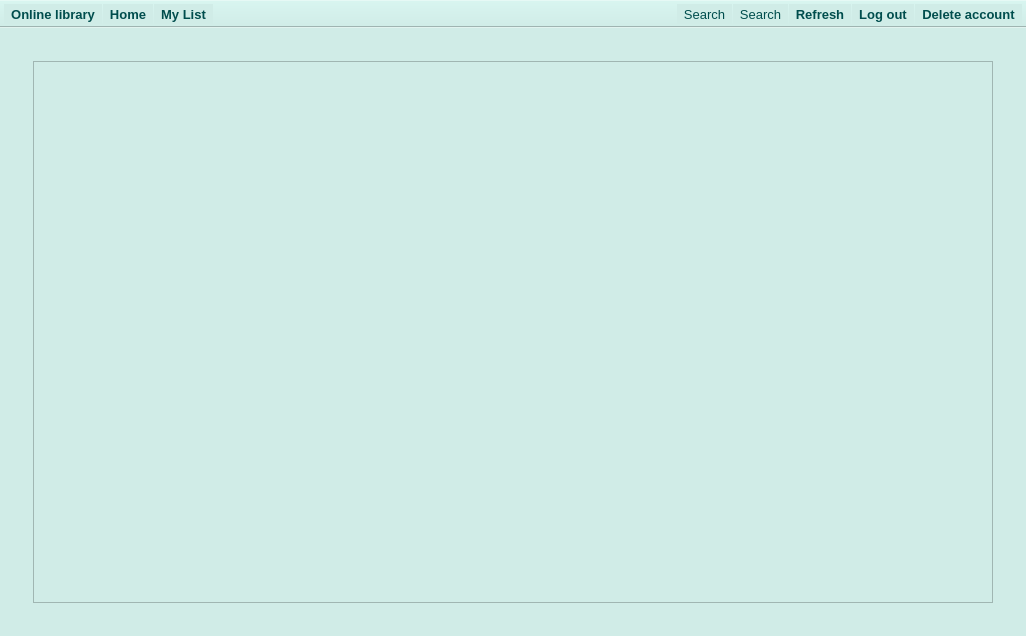
Above: OnLib/OnLib/MainWindow.ui from Andrew-Gh21/OnLib before the change. Below: the same form after it.
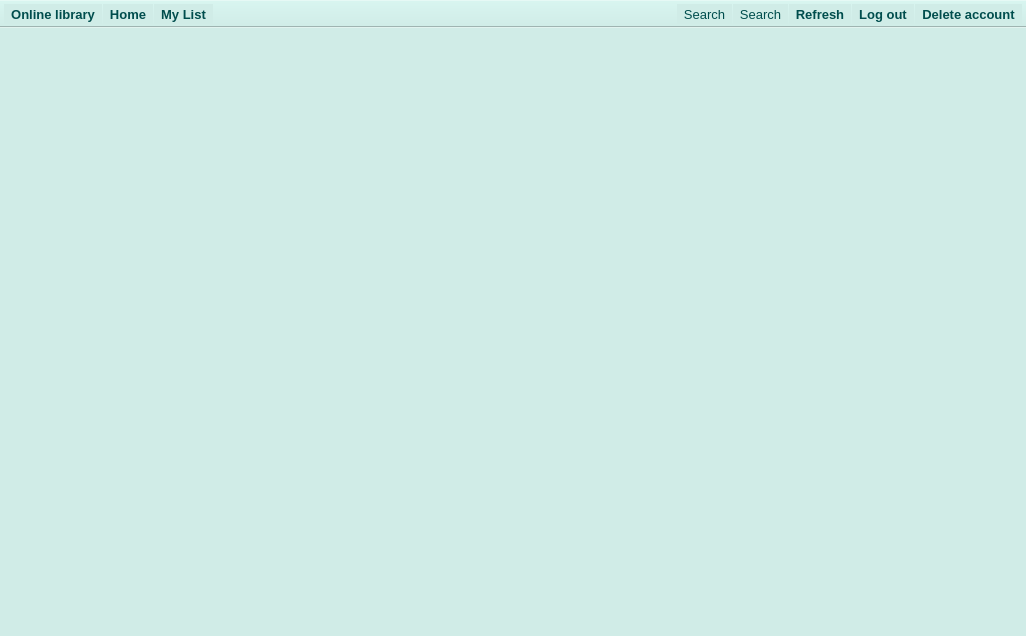
That is the form after the change. The open tabs and pages were chosen to show the change. Icons and pictures are not drawn.

Commit message:
Search page
Changed aspect of search page and how books is added to section.

What changed in the file:
```diff
--- a/OnLib/OnLib/MainWindow.ui
+++ b/OnLib/OnLib/MainWindow.ui
@@ -86,6 +86,9 @@
        <layout class="QGridLayout" name="gridLayout_4">
         <item row="0" column="0">
          <widget class="QScrollArea" name="seachPageScrollArea">
+          <property name="styleSheet">
+           <string notr="true"/>
+          </property>
           <property name="frameShape">
            <enum>QFrame::NoFrame</enum>
           </property>
@@ -103,47 +106,13 @@
             <rect>
              <x>0</x>
              <y>0</y>
-             <width>98</width>
-             <height>91</height>
+             <width>975</width>
+             <height>513</height>
             </rect>
            </property>
            <layout class="QGridLayout" name="gridLayout_6">
-            <item row="1" column="1">
-             <layout class="QGridLayout" name="searchPageGridLayout">
-              <item row="0" column="0" colspan="2">
-               <widget class="QScrollArea" name="scrollArea">
-                <property name="widgetResizable">
-                 <bool>true</bool>
-                </property>
-                <widget class="QWidget" name="scrollAreaWidgetContents_3">
-                 <property name="geometry">
-                  <rect>
-                   <x>0</x>
-                   <y>0</y>
-                   <width>98</width>
-                   <height>28</height>
-                  </rect>
-                 </property>
-                </widget>
-               </widget>
-              </item>
-             </layout>
-            </item>
             <item row="1" column="0">
-             <spacer name="horizontalSpacer4">
-              <property name="orientation">
-               <enum>Qt::Horizontal</enum>
-              </property>
-              <property name="sizeType">
-               <enum>QSizePolicy::Fixed</enum>
-              </property>
-              <property name="sizeHint" stdset="0">
-               <size>
-                <width>0</width>
-                <height>20</height>
-               </size>
-              </property>
-             </spacer>
+             <layout class="QGridLayout" name="searchPageGridLayout"/>
             </item>
            </layout>
           </widget>
```
Left out of the diff: 56 changed lines with no effect on the pictures. The commit also changes 2 other files.
